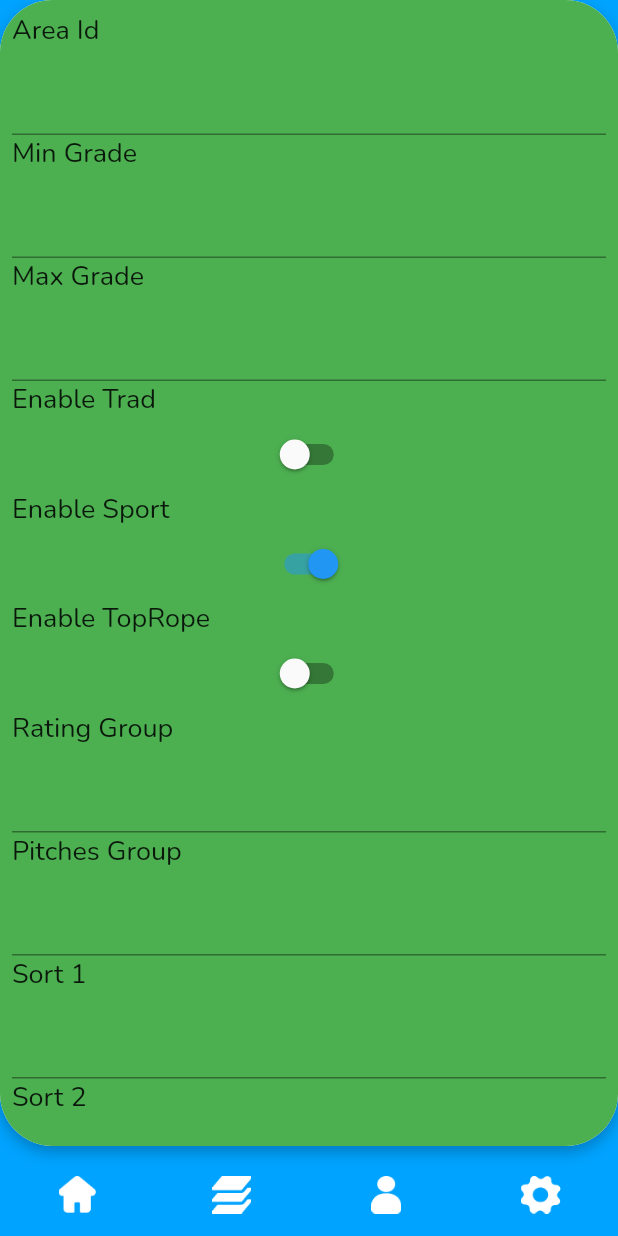
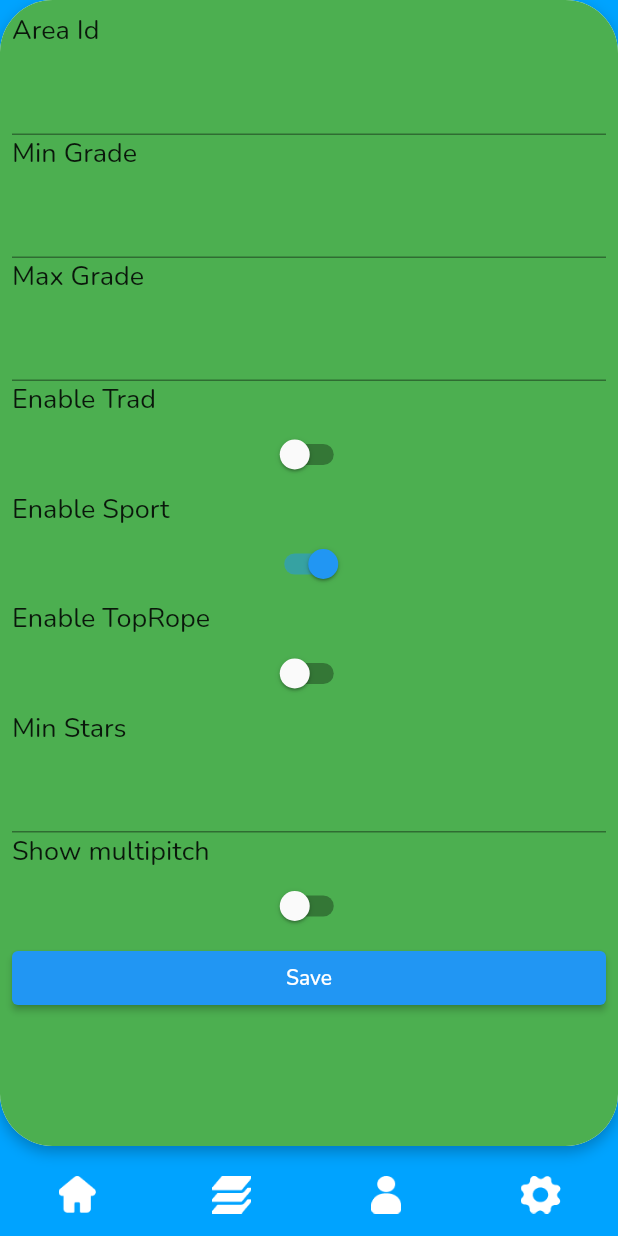
Before and after one commit to MicahMeadows/Sender, a Flutter app: the screen it shows after launch, swiped to page 4, on a phone screen of 412 x 824 dp. Run offline on Flutter 3.47's test engine with Material 2 defaults, Android fonts, the phone set to English and light mode, and no system bars; our stand-ins replace bloc, flutter_bloc, freezed_annotation, google_fonts, rive; missing offline and left inert: flutter_swipable; network calls fail.

Commit message:
Add temporary settings page

```diff
--- a/sender/lib/data/cubits/cubit/route_settings_cubit.dart
+++ b/sender/lib/data/cubits/cubit/route_settings_cubit.dart
@@ -17,10 +17,8 @@ class RouteSettingsCubit extends Cubit<RouteSettingsState> {
     showTrad: true,
     showSport: true,
     showTopRope: true,
-    ratingGroup: 2.8,
-    pitchesGroup: 0,
-    sort1: "area",
-    sort2: "rating",
+    minRating: 2,
+    showMultipitch: true,
   );
 
   void saveSettings(RouteSettings newSettings) {
@@ -37,10 +35,8 @@ class RouteSettingsCubit extends Cubit<RouteSettingsState> {
       showTrad: false,
       showSport: false,
       showTopRope: false,
-      ratingGroup: 0,
-      pitchesGroup: 0,
-      sort1: '',
-      sort2: '',
+      minRating: 2,
+      showMultipitch: false,
     );
   }
 }
--- a/sender/lib/data/models/route_settings/route_settings.dart
+++ b/sender/lib/data/models/route_settings/route_settings.dart
@@ -12,10 +12,8 @@ class RouteSettings with _$RouteSettings {
     required bool showTrad,
     required bool showSport,
     required bool showTopRope,
-    required double ratingGroup,
-    required int pitchesGroup,
-    required String sort1,
-    required String sort2,
+    required int minRating,
+    required bool showMultipitch,
   }) = _RouteSettings;
 
   factory RouteSettings.fromJson(Map<String, dynamic> json) =>
--- a/sender/lib/widgets/pages/settings/temp_settings_page.dart
+++ b/sender/lib/widgets/pages/settings/temp_settings_page.dart
@@ -20,10 +20,9 @@ class _TempSettingsPageState extends State<TempSettingsPage> {
   bool showTopRope = false;
   bool showTrad = false;
   bool showSport = true;
+  bool showMultipitch = false;
   final ratingGroupController = TextEditingController();
   final pitchesGroupController = TextEditingController();
-  final sort1Controller = TextEditingController();
-  final sort2Controller = TextEditingController();
 
   settings.RouteSettings get pageSettings {
     return settings.RouteSettings(
@@ -33,10 +32,8 @@ class _TempSettingsPageState extends State<TempSettingsPage> {
       showTrad: showTrad,
       showSport: showSport,
       showTopRope: showTopRope,
-      ratingGroup: double.parse(ratingGroupController.text),
-      pitchesGroup: int.parse(pitchesGroupController.text),
-      sort1: sort1Controller.text,
-      sort2: sort2Controller.text,
+      minRating: int.parse(ratingGroupController.text),
+      showMultipitch: showMultipitch,
     );
   }
 
@@ -49,25 +46,11 @@ class _TempSettingsPageState extends State<TempSettingsPage> {
       child: ListView(
         children: [
           const Text('Area Id'),
-          TextField(
-            onChanged: (val) {
-              setState(() {
-                areaIdController.text = val;
-              });
-            },
-          ),
+          TextField(controller: areaIdController),
           const Text('Min Grade'),
-          TextField(onChanged: (val) {
-            setState(() {
-              minGradeController.text = val;
-            });
-          }),
+          TextField(controller: minGradeController),
           const Text('Max Grade'),
-          TextField(onChanged: (val) {
-            setState(() {
-              maxGradeController.text = val;
-            });
-          }),
+          TextField(controller: maxGradeController),
           const Text('Enable Trad'),
           Switch(
             value: showTrad,
@@ -94,35 +77,16 @@ class _TempSettingsPageState extends State<TempSettingsPage> {
                   showTopRope = val;
                 });
               }),
-          const Text('Rating Group'),
+          const Text('Min Stars'),
           TextField(
+            controller: ratingGroupController,
+          ),
+          const Text('Show multipitch'),
+          Switch(
+            value: showMultipitch,
             onChanged: (val) {
               setState(() {
-                ratingGroupController.text = val;
-              });
-            },
-          ),
-          const Text('Pitches Group'),
-          TextField(
-            onChanged: (val) {
-              setState(() {
-                pitchesGroupController.text = val;
-              });
-            },
-          ),
-          const Text('Sort 1'),
-          TextField(
-            onChanged: (val) {
-              setState(() {
-                sort1Controller.text = val;
-              });
-            },
-          ),
-          const Text('Sort 2'),
-          TextField(
-            onChanged: (val) {
-              setState(() {
-                sort2Controller.text = val;
+                showMultipitch = val;
               });
             },
           ),
```
Also changed, not shown: sender/lib/data/models/route_settings/route_settings.freezed.dart, sender/lib/data/models/route_settings/route_settings.g.dart.
